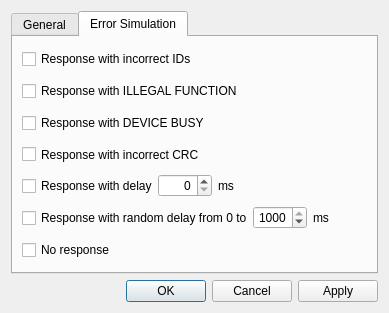
Qt form omodsim/dialogs/dialogmodbusdefinitions.ui (sanny32/OpenModSim) before a commit.
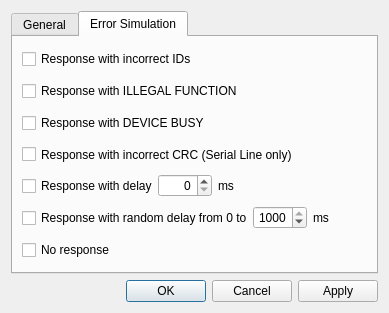
The same form after that commit. The open tabs and pages were chosen to show the change. Custom widgets are drawn as their Qt base class.

```diff
--- a/omodsim/dialogs/dialogmodbusdefinitions.ui
+++ b/omodsim/dialogs/dialogmodbusdefinitions.ui
@@ -103,7 +103,7 @@
           </sizepolicy>
          </property>
          <property name="text">
-          <string>Response with incorrect CRC</string>
+          <string>Response with incorrect CRC (Serial Line only)</string>
          </property>
         </widget>
        </item>
```
